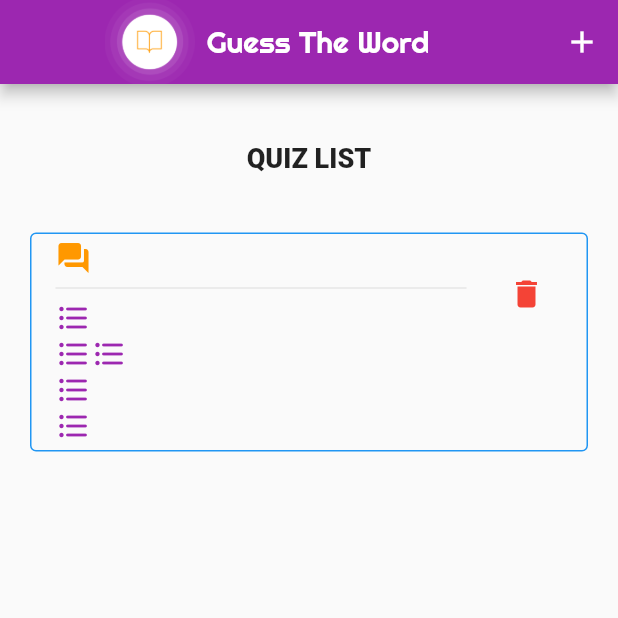
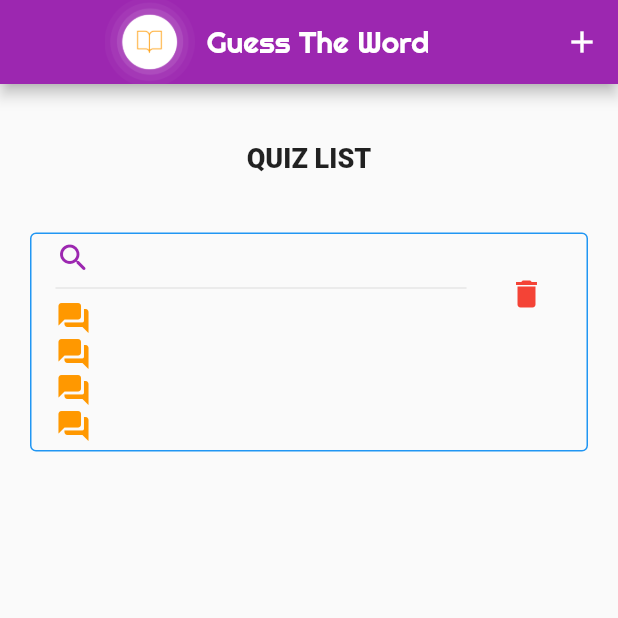
Before and after one commit to RahulFernando/Guess-the-Word, a Flutter app: the screen it shows after launch, after a tap on the "add" icon, after a tap on "ADD", on a phone screen of 412 x 824 dp, the top half of it. Run offline on Flutter 3.47's test engine with Material 2 defaults, Android fonts, the phone set to English and light mode, and no system bars; our stand-ins replace cloud_firestore, firebase_core; accounts and stored records are empty.

Commit message:
Fix small UI issues in the display view and in crud operations

```diff
--- a/lib/screens/quizAdmin.dart
+++ b/lib/screens/quizAdmin.dart
@@ -81,7 +81,7 @@ updateQuestion(Question questionObj,String question,List<String> optionsList,Lis
 
       FirebaseFirestore.instance.runTransaction((transaction) async {
 
-        await transaction.update(questionObj.id, {'question': questionController.text,'options': optionsList,'answerList': answerList});
+        await transaction.update(questionObj.id, {'question': question,'options': optionsList,'answerList': answerList});
       });
 
     }catch(e){
@@ -157,38 +157,42 @@ Widget buildBody(BuildContext context){
               children: <Widget>[
                   Row(
                     children: <Widget>[
-                        Icon(Icons.question_answer_rounded,color:Colors.orange),
+                        Icon(Icons.search_rounded,color:Colors.purple),
                         Text(questionObj.question),
                     ]
                   ),
                   Divider(),
                     Row(
                     children: <Widget>[
-                        Icon(Icons.format_list_bulleted_rounded,color:Colors.purple),
+                        Icon(Icons.question_answer_rounded,color:Colors.orange),
                         Text(questionObj.options[0]),
+                        if(questionObj.answerList[0]) Icon(Icons.check_circle_outline_rounded,color:Colors.green),
 
                     ]
                   ),
                    Row(
                     children: <Widget>[
-                        Icon(Icons.format_list_bulleted_rounded,color:Colors.purple),
+                        Icon(Icons.question_answer_rounded,color:Colors.orange),
                         Text(questionObj.options[1]),
-                         Icon(Icons.format_list_bulleted_rounded,color:Colors.purple)
+                        if(questionObj.answerList[1]) Icon(Icons.check_circle_outline_rounded,color:Colors.green),
+
 
 
                     ]
                   ),
                    Row(
                     children: <Widget>[
-                        Icon(Icons.format_list_bulleted_rounded,color:Colors.purple),
+                        Icon(Icons.question_answer_rounded,color:Colors.orange),
                         Text(questionObj.options[2]),
+                        if(questionObj.answerList[2]) Icon(Icons.check_circle_outline_rounded,color:Colors.green),
 
                     ]
                   ),
                    Row(
                     children: <Widget>[
-                        Icon(Icons.format_list_bulleted_rounded,color:Colors.purple),
+                        Icon(Icons.question_answer_rounded,color:Colors.orange),
                         Text(questionObj.options[3]),
+                        if(questionObj.answerList[3]) Icon(Icons.check_circle_outline_rounded,color:Colors.green),
 
                     ]
                   ),
@@ -235,14 +239,26 @@ setUpdateUI(Question questionObj){
         child: OutlineButton(
           child:Text(isEditing? "UPDATE" : "ADD"),
           onPressed: (){
+
             if(isEditing == true){
               updateIfEditing();
             }else{
               addBook();
             }
-
             setState(() {
               textFieldvisibility = false;
+
+               questionController.text = "";
+               optionController1.text = "";
+               optionController2.text = "";
+               optionController3.text = "";
+               optionController4.text = "";
+
+               option1 = false;
+               option2 = false;
+               option3 = false;
+               option4 = false;
+
             });
           },
         ),
@@ -311,7 +327,7 @@ setUpdateUI(Question questionObj){
 
                  ),
                   CheckboxListTile(
-                  title: Text("Answer is Option 1"), //    <-- label
+                  title: Text("Option 1 is a Correct word"), //    <-- label
                   value: this.option1,
                   onChanged: (bool value) {
                     setState(() {
@@ -329,7 +345,7 @@ setUpdateUI(Question questionObj){
 
                  ),
                 CheckboxListTile(
-                  title: Text("Answer is Option 2"), //    <-- label
+                  title: Text("Option 2 is a Correct word"), //    <-- label
                   value: this.option2,
                   onChanged: (bool value) {
                     setState(() {
@@ -345,7 +361,7 @@ setUpdateUI(Question questionObj){
                    ),
                  ),
                    CheckboxListTile(
-                  title: Text("Answer is Option 3"), //    <-- label
+                  title: Text("Option 3 is a Correct word"), //    <-- label
                   value: this.option3,
                   onChanged: (bool value) {
                     setState(() {
@@ -362,7 +378,7 @@ setUpdateUI(Question questionObj){
                    ),
                  ),
                    CheckboxListTile(
-                  title: Text("Answer is Option 4"), //    <-- label
+                  title: Text("Option 4 is a Correct word"), //    <-- label
                   value: this.option4,
                   onChanged: (bool value) {
                     setState(() {
```
